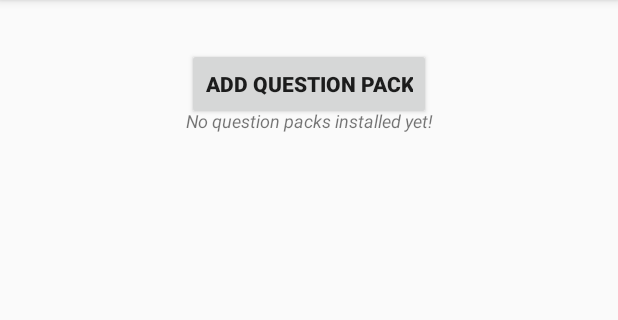
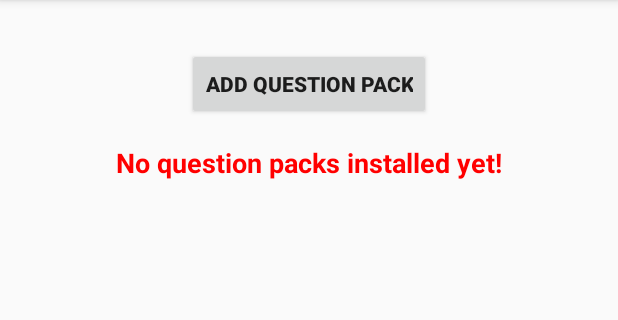
Before and after one commit to vaclav/zkousec, an Android app: the screen it shows after launch (MainActivity), on a phone screen of 412 x 824 dp, the part 84-404 px from its top. Run offline under Robolectric (Android 15) with nearby library versions, the phone set to English and light mode, and no system bars.

Commit message:
Fixed and added:
+ Start the "QuestionPackSetup" activity after clicking on an item in the listView.

+ Fixed "No question packs installed yet!" in activity_main.xml

```diff
--- a/app/src/main/java/cz/dobris/zkousec/MainActivity.kt
+++ b/app/src/main/java/cz/dobris/zkousec/MainActivity.kt
@@ -1,6 +1,7 @@
 package cz.dobris.zkousec
 
 import android.content.Intent
+import android.graphics.Color
 import android.os.Bundle
 import android.view.View
 import android.widget.ArrayAdapter
@@ -8,6 +9,7 @@ import android.widget.Button
 import android.widget.ListView
 import androidx.appcompat.app.AppCompatActivity
 import kotlinx.android.synthetic.main.activity_main.*
+import org.w3c.dom.Text
 
 
 class MainActivity : AppCompatActivity() {
@@ -16,23 +18,21 @@ class MainActivity : AppCompatActivity() {
         setContentView(R.layout.activity_main)
 
         val listOfFiles = Storage.listQFiles(this)
+
         val arrayAdapter: ArrayAdapter<String> = ArrayAdapter(
             this, android.R.layout.simple_list_item_1, listOfFiles
         )
         listOfButtons.adapter = arrayAdapter
         if(listOfFiles.size==0) {
-            QuestionPacksAlreadyOnTheDeviceText.visibility = View.GONE
-            noQuestionsView.visibility = View.VISIBLE
+            QuestionPacksOnTheDeviceText.text = "No question packs installed yet!"
+            QuestionPacksOnTheDeviceText.setTextColor(Color.RED)
         }
 
-        /*
-        //Třeba opravit staré tlačítko za nový list položek
-        val button = findViewById<Button> (R.id.button2)
-        button.setOnClickListener {
+        listOfButtons.setOnItemClickListener { adapterView, view, position, id ->
             val intent = Intent (this, QuestionPackSetup::class.java)
             startActivity (intent)
         }
 
-         */
+
     }
 }
--- a/app/src/main/res/layout/activity_main.xml
+++ b/app/src/main/res/layout/activity_main.xml
@@ -18,9 +18,10 @@
         app:layout_constraintTop_toTopOf="parent" />
 
     <TextView
-        android:id="@+id/QuestionPacksAlreadyOnTheDeviceText"
+        android:id="@+id/QuestionPacksOnTheDeviceText"
         android:layout_width="wrap_content"
         android:layout_height="wrap_content"
+        android:layout_marginTop="16dp"
         android:text="Question packs already on the device:"
         android:textSize="18sp"
         android:textStyle="bold"
@@ -32,21 +33,23 @@
         android:id="@+id/noQuestionsView"
         android:layout_width="wrap_content"
         android:layout_height="wrap_content"
+        android:layout_marginTop="16dp"
         android:text="No question packs installed yet!"
-        android:textSize="12sp"
-        android:textStyle="italic"
+        android:textSize="18sp"
+        android:textStyle="bold"
         android:visibility="gone"
-        app:layout_constraintBottom_toBottomOf="@+id/QuestionPacksAlreadyOnTheDeviceText"
-        app:layout_constraintEnd_toEndOf="@+id/QuestionPacksAlreadyOnTheDeviceText"
-        app:layout_constraintStart_toStartOf="@+id/QuestionPacksAlreadyOnTheDeviceText"
+        app:layout_constraintEnd_toEndOf="parent"
+        app:layout_constraintStart_toStartOf="parent"
         app:layout_constraintTop_toBottomOf="@+id/addQuestionPackButton" />
 
     <ListView
         android:id="@+id/listOfButtons"
         android:layout_width="0dp"
         android:layout_height="0dp"
+        android:layout_marginTop="8dp"
         app:layout_constraintBottom_toBottomOf="parent"
         app:layout_constraintEnd_toEndOf="parent"
         app:layout_constraintStart_toStartOf="parent"
-        app:layout_constraintTop_toBottomOf="@+id/QuestionPacksAlreadyOnTheDeviceText" />
+        app:layout_constraintTop_toBottomOf="@+id/QuestionPacksOnTheDeviceText" />
+
 </androidx.constraintlayout.widget.ConstraintLayout>
```
